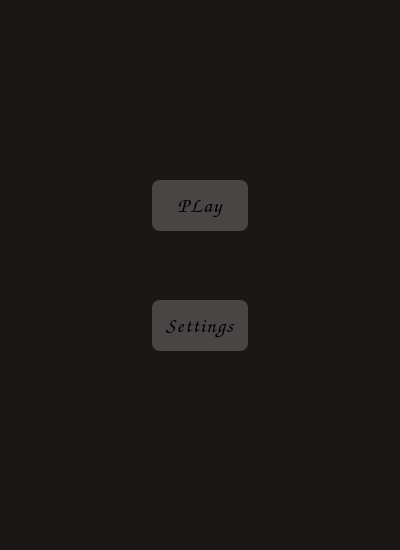
Old version of the form menu.ui in the repository Gerzogb/Pygame-Project.
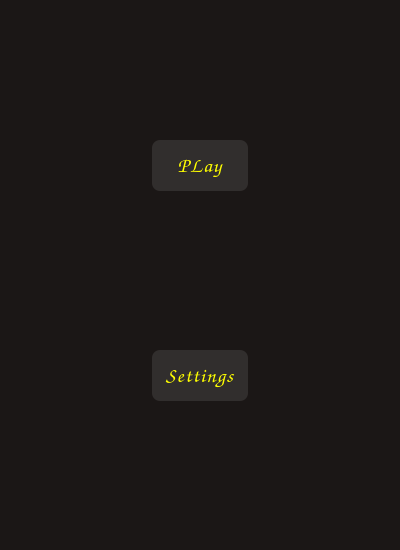
New version of the form. Icons and pictures are not drawn.

Commit message: изменение дизайна

Patch:
```diff
--- a/menu.ui
+++ b/menu.ui
@@ -25,9 +25,9 @@
   padding: 8px;
   width: 80%;
   max-width: 200px;
-  background: rgba(255, 255, 255, 0.2);
+  background: rgba(255, 255, 255, 0.1);
   border-radius: 8px;
-  color: black;
+  color: yellow;
   text-align: center;
   text-decoration: none;
   letter-spacing: 1px;
@@ -55,7 +55,7 @@
    <property name="geometry">
     <rect>
      <x>115</x>
-     <y>300</y>
+     <y>350</y>
      <width>170</width>
      <height>51</height>
     </rect>
@@ -68,7 +68,7 @@
    <property name="geometry">
     <rect>
      <x>115</x>
-     <y>180</y>
+     <y>140</y>
      <width>170</width>
      <height>51</height>
     </rect>
```
The commit also changes 1 other file.
